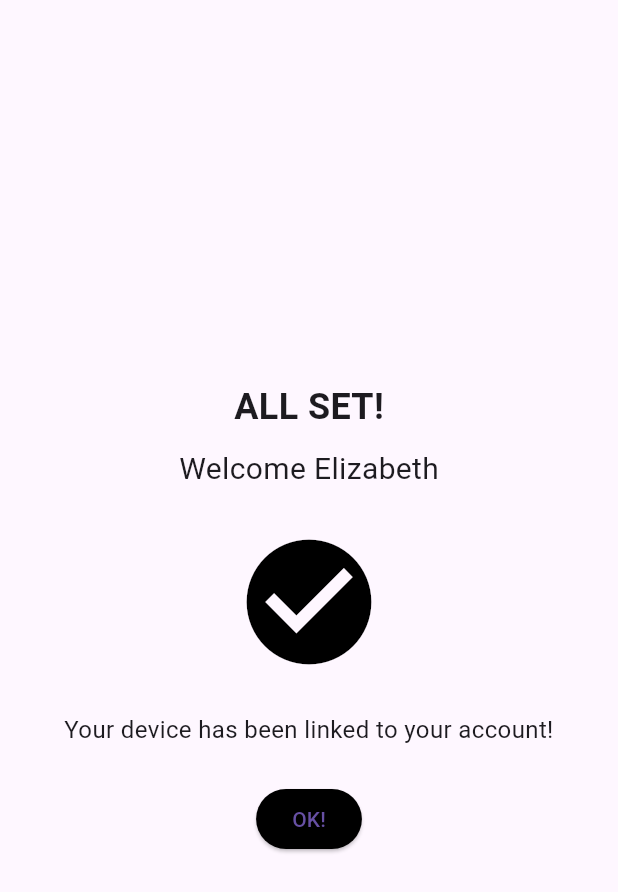
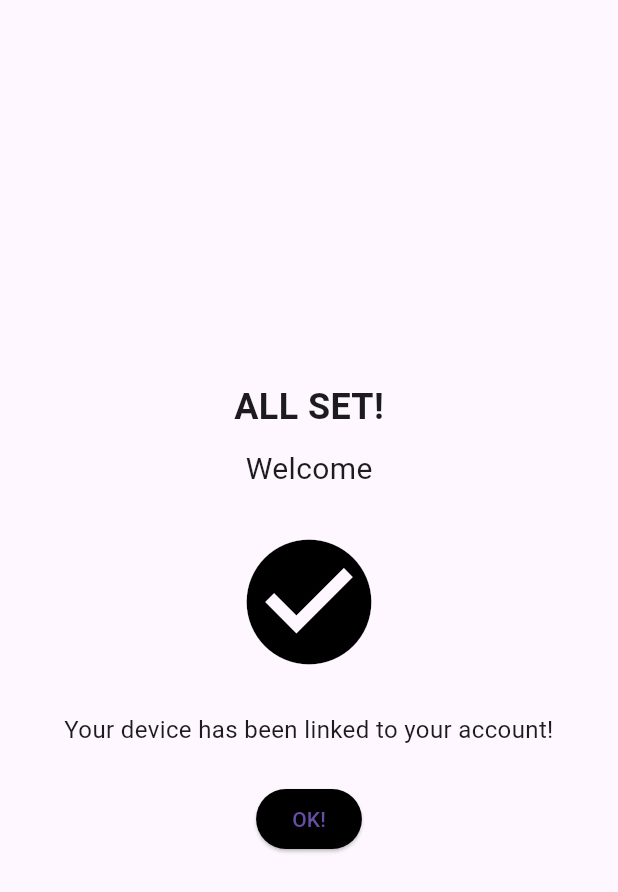
Before and after one commit to babab0uille/SmartInsulinApp, a Flutter app: the AllDoneScreen screen opened by its route, on a phone screen of 412 x 824 dp. Shown: the top 892 px of the screen. Run offline on Flutter 3.47's test engine with Material 3 defaults, Android fonts, the phone set to English and light mode, and no system bars; our stand-ins replace cloud_firestore, firebase_auth, firebase_core; accounts and stored records are empty; generated files the repository leaves out were written again.

Commit message:
fixed error when typing password

```diff
--- a/lib/screens/auth/signin_screen.dart
+++ b/lib/screens/auth/signin_screen.dart
@@ -65,7 +65,6 @@ class _SignInScreenState extends State<SignInScreen> {
               // const SizedBox(height: 8),
               TextField(
                 controller: _idController,
-
                 decoration: InputDecoration(
                   labelText: 'Email',
                   labelStyle: const TextStyle(color: Colors.black),
@@ -83,7 +82,7 @@ class _SignInScreenState extends State<SignInScreen> {
               // const Text('PASSWORD'),
               TextField(
                 controller: _passwordController,
-
+                obscureText: true,
                 decoration: InputDecoration(
                   labelText: 'password',
                   labelStyle: const TextStyle(color: Colors.black),
--- a/lib/screens/auth/signup_screen.dart
+++ b/lib/screens/auth/signup_screen.dart
@@ -123,7 +123,7 @@ class _SignUpScreenState extends State<SignUpScreen> {
                     borderSide: BorderSide(color: Colors.black, width: 1),),
           //labelStyle: const TextStyle(color: Colors.white70),
         ),
-        style: const TextStyle(color: Colors.white),
+        style: const TextStyle(color: Colors.black),
       ),
     );
   }
--- a/lib/screens/setup/all_done_screen.dart
+++ b/lib/screens/setup/all_done_screen.dart
@@ -21,7 +21,7 @@ class AllDoneScreen extends StatelessWidget {
             children: [
               const Text("ALL SET!", style: TextStyle(fontSize: 24, fontWeight: FontWeight.bold)),
               const SizedBox(height: 10),
-              Text("Welcome $userName", style: const TextStyle(fontSize: 20)),
+              Text("Welcome", style: const TextStyle(fontSize: 20)),
               const SizedBox(height: 24),
               const Icon(Icons.check_circle, size: 100, color: Colors.black),
               const SizedBox(height: 24),
--- a/lib/screens/setup/setup_intro_screen.dart
+++ b/lib/screens/setup/setup_intro_screen.dart
@@ -18,7 +18,7 @@ class SetupIntroScreen extends StatelessWidget {
         child: Column(
           mainAxisAlignment: MainAxisAlignment.center,
           children: [
-            Text("Welcome $name", style: const TextStyle(fontSize: 22)),
+            Text("Welcome", style: const TextStyle(fontSize: 22)),
             const SizedBox(height: 8),
             const Text("<GREETING MESSAGE>", style: TextStyle(color: Colors.blue)),
             const Text("<SETUP MESSAGE>"),
```
